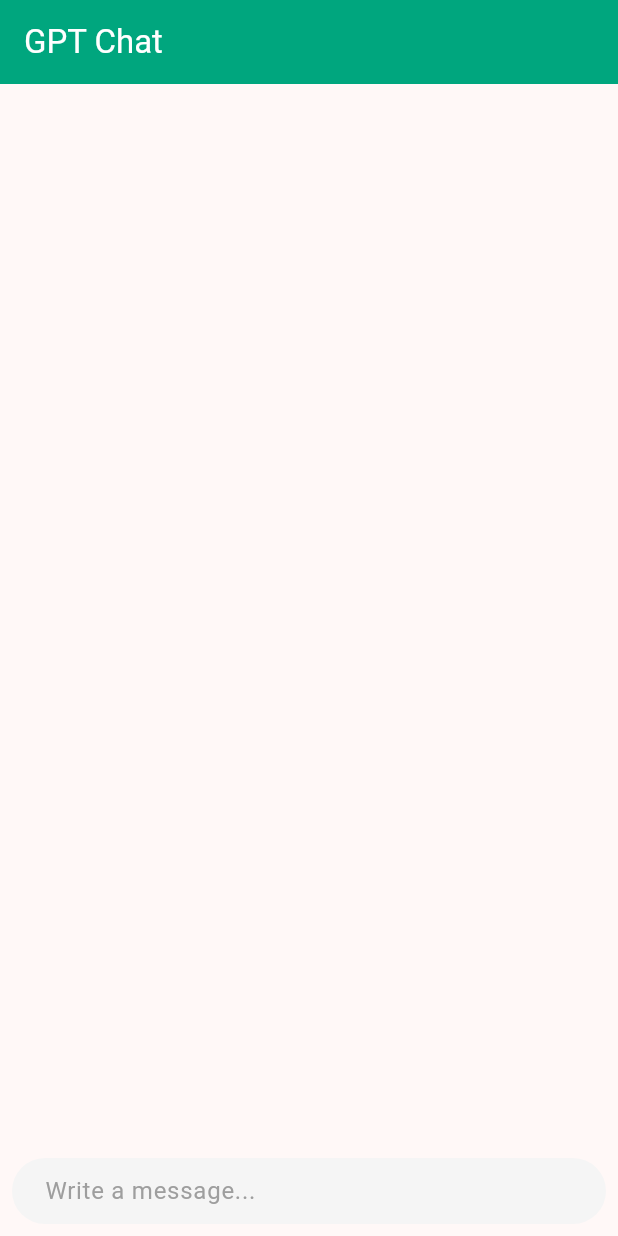
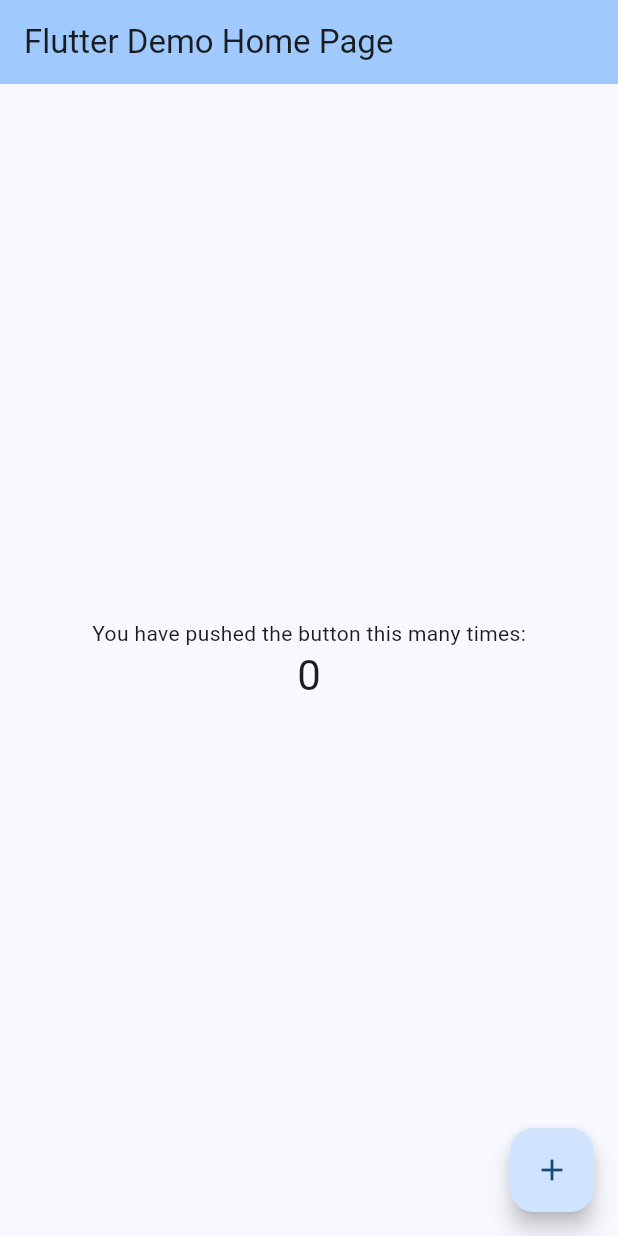
Before and after one commit to brentvanmalsen/chatbot, a Flutter app: the screen it shows after launch, on a phone screen of 412 x 824 dp. Run offline on Flutter 3.47's test engine with Material 3 defaults, Android fonts, the phone set to English and light mode, and no system bars; drawn by our look-alikes of dash_chat_2.

Commit message:
Weer helemaal opnieuw begonnen omdat ik compleet vast loop

```diff
--- a/lib/consts.dart
+++ /dev/null
@@ -1 +0,0 @@
-const OPENAI_API_KEY = "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";
--- a/lib/main.dart
+++ b/lib/main.dart
@@ -1,5 +1,4 @@
 import 'package:flutter/material.dart';
-import 'package:flutter_application_chatbot/pages/chat_page.dart';
 
 void main() {
   runApp(const MyApp());
@@ -8,16 +7,119 @@ void main() {
 class MyApp extends StatelessWidget {
   const MyApp({super.key});
 
-
+  // This widget is the root of your application.
   @override
   Widget build(BuildContext context) {
     return MaterialApp(
       title: 'Flutter Demo',
       theme: ThemeData(
-        colorScheme: ColorScheme.fromSeed(seedColor: Colors.red),
+        // This is the theme of your application.
+        //
+        // TRY THIS: Try running your application with "flutter run". You'll see
+        // the application has a purple toolbar. Then, without quitting the app,
+        // try changing the seedColor in the colorScheme below to Colors.green
+        // and then invoke "hot reload" (save your changes or press the "hot
+        // reload" button in a Flutter-supported IDE, or press "r" if you used
+        // the command line to start the app).
+        //
+        // Notice that the counter didn't reset back to zero; the application
+        // state is not lost during the reload. To reset the state, use hot
+        // restart instead.
+        //
+        // This works for code too, not just values: Most code changes can be
+        // tested with just a hot reload.
+        colorScheme: ColorScheme.fromSeed(seedColor: Colors.blue),
         useMaterial3: true,
       ),
-      home: ChatPage(),
+      home: const MyHomePage(title: 'Flutter Demo Home Page'),
     );
   }
 }
+
+class MyHomePage extends StatefulWidget {
+  const MyHomePage({super.key, required this.title});
+
+  // This widget is the home page of your application. It is stateful, meaning
+  // that it has a State object (defined below) that contains fields that affect
+  // how it looks.
+
+  // This class is the configuration for the state. It holds the values (in this
+  // case the title) provided by the parent (in this case the App widget) and
+  // used by the build method of the State. Fields in a Widget subclass are
+  // always marked "final".
+
+  final String title;
+
+  @override
+  State<MyHomePage> createState() => _MyHomePageState();
+}
+
+class _MyHomePageState extends State<MyHomePage> {
+  int _counter = 0;
+
+  void _incrementCounter() {
+    setState(() {
+      // This call to setState tells the Flutter framework that something has
+      // changed in this State, which causes it to rerun the build method below
+      // so that the display can reflect the updated values. If we changed
+      // _counter without calling setState(), then the build method would not be
+      // called again, and so nothing would appear to happen.
+      _counter++;
+    });
+  }
+
+  @override
+  Widget build(BuildContext context) {
+    // This method is rerun every time setState is called, for instance as done
+    // by the _incrementCounter method above.
+    //
+    // The Flutter framework has been optimized to make rerunning build methods
+    // fast, so that you can just rebuild anything that needs updating rather
+    // than having to individually change instances of widgets.
+    return Scaffold(
+      appBar: AppBar(
+        // TRY THIS: Try changing the color here to a specific color (to
+        // Colors.amber, perhaps?) and trigger a hot reload to see the AppBar
+        // change color while the other colors stay the same.
+        backgroundColor: Theme.of(context).colorScheme.inversePrimary,
+        // Here we take the value from the MyHomePage object that was created by
+        // the App.build method, and use it to set our appbar title.
+        title: Text(widget.title),
+      ),
+      body: Center(
+        // Center is a layout widget. It takes a single child and positions it
+        // in the middle of the parent.
+        child: Column(
+          // Column is also a layout widget. It takes a list of children and
+          // arranges them vertically. By default, it sizes itself to fit its
+          // children horizontally, and tries to be as tall as its parent.
+          //
+          // Column has various properties to control how it sizes itself and
+          // how it positions its children. Here we use mainAxisAlignment to
+          // center the children vertically; the main axis here is the vertical
+          // axis because Columns are vertical (the cross axis would be
+          // horizontal).
+          //
+          // TRY THIS: Invoke "debug painting" (choose the "Toggle Debug Paint"
+          // action in the IDE, or press "p" in the console), to see the
+          // wireframe for each widget.
+          mainAxisAlignment: MainAxisAlignment.center,
+          children: <Widget>[
+            const Text(
+              'You have pushed the button this many times:',
+            ),
+            Text(
+              '$_counter',
+              style: Theme.of(context).textTheme.headlineMedium,
+            ),
+          ],
+        ),
+      ),
+      floatingActionButton: FloatingActionButton(
+        onPressed: _incrementCounter,
+        tooltip: 'Increment',
+        child: const Icon(Icons.add),
+      ), // This trailing comma makes auto-formatting nicer for build methods.
+    );
+  }
+}
--- a/lib/pages/chat_page.dart
+++ /dev/null
@@ -1,116 +0,0 @@
-import 'package:chat_gpt_sdk/chat_gpt_sdk.dart';
-import 'package:dash_chat_2/dash_chat_2.dart';
-import 'package:flutter/material.dart';
-import 'package:flutter_application_chatbot/consts.dart';
-
-class ChatPage extends StatefulWidget {
-  const ChatPage({super.key});
-
-  @override
-  State<ChatPage> createState() => _ChatPageState();
-}
-
-class _ChatPageState extends State<ChatPage> {
-  final _openAI = OpenAI.instance.build(
-    token: OPENAI_API_KEY,
-    baseOption: HttpSetup(
-      receiveTimeout: const Duration(
-        seconds: 5,
-      ),
-    ),
-    enableLog: true,
-  );
-
-  final ChatUser _currentUser =
-      ChatUser(id: '1', firstName: 'Hussain', lastName: 'Mustafa');
-
-  final ChatUser _gptChatUser =
-      ChatUser(id: '2', firstName: 'Chat', lastName: 'GPT');
-
-  List<ChatMessage> _messages = <ChatMessage>[];
-  List<ChatUser> _typingUsers = <ChatUser>[];
-
-  @override
-  Widget build(BuildContext context) {
-    return Scaffold(
-      appBar: AppBar(
-        backgroundColor: const Color.fromRGBO(
-          0,
-          166,
-          126,
-          1,
-        ),
-        title: const Text(
-          'GPT Chat',
-          style: TextStyle(
-            color: Colors.white,
-          ),
-        ),
-      ),
-      body: DashChat(
-          currentUser: _currentUser,
-          typingUsers: _typingUsers,
-          messageOptions: const MessageOptions(
-            currentUserContainerColor: Colors.black,
-            containerColor: Color.fromRGBO(
-              0,
-              166,
-              126,
-              1,
-            ),
-            textColor: Colors.white,
-          ),
-          onSend: (ChatMessage m) {
-            getChatResponse(m);
-          },
-          messages: _messages),
-    );
-  }
-
-  Future<void> getChatResponse(ChatMessage m) async {
-    setState(() {
-      _messages.insert(0, m);
-      _typingUsers.add(_gptChatUser);
-    });
-
-    List<Map<String, dynamic>> _messagesHistory = _messages.reversed.map((m) {
-      if (m.user == _currentUser) {
-        return {
-          'role': 'user',
-          'content': m.text,
-        };
-      } else {
-        return {
-          'role': 'assistant',
-          'content': m.text,
-        };
-      }
-    }).toList();
-
-    final request = ChatCompleteText(
-      model: GptTurbo0301ChatModel(),
-      messages: _messagesHistory,
-      maxToken: 200,
-    );
-
-    final response = await _openAI.onChatCompletion(request: request);
-    for (var element in response!.choices) {
-      if (element.message != null) {
-        setState(() {
-          _messages.insert(
-            0,
-            ChatMessage(
-              user: _gptChatUser,
-              createdAt: DateTime.now(),
-              text: element.message!.content,
-            ),
-          );
-        });
-      }
-    }
-
-    setState(() {
-      _typingUsers.remove(_gptChatUser);
-    });
-  }
-}
--- a/pubspec.yaml
+++ b/pubspec.yaml
@@ -31,11 +31,10 @@ dependencies:
   flutter:
     sdk: flutter
 
+
   # The following adds the Cupertino Icons font to your application.
   # Use with the CupertinoIcons class for iOS style icons.
   cupertino_icons: ^1.0.6
-  dash_chat_2: ^0.0.20
-  chat_gpt_sdk: ^3.0.3
 
 dev_dependencies:
   flutter_test:
```
Also changed, not shown: pubspec.lock, 182 other files.
